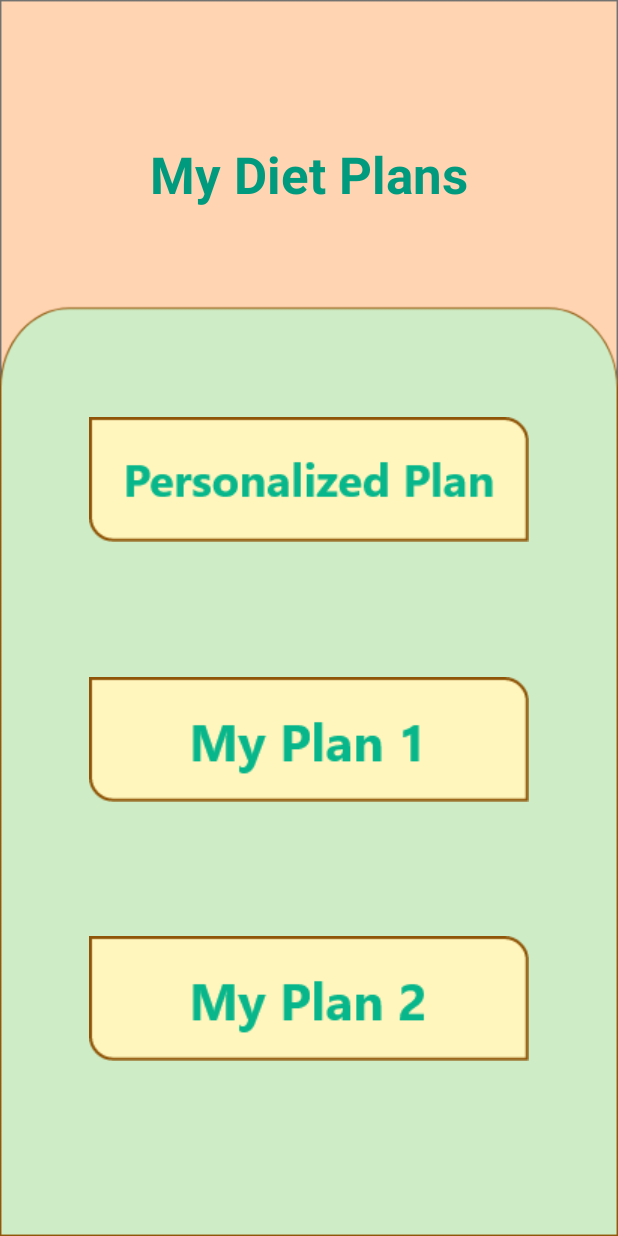
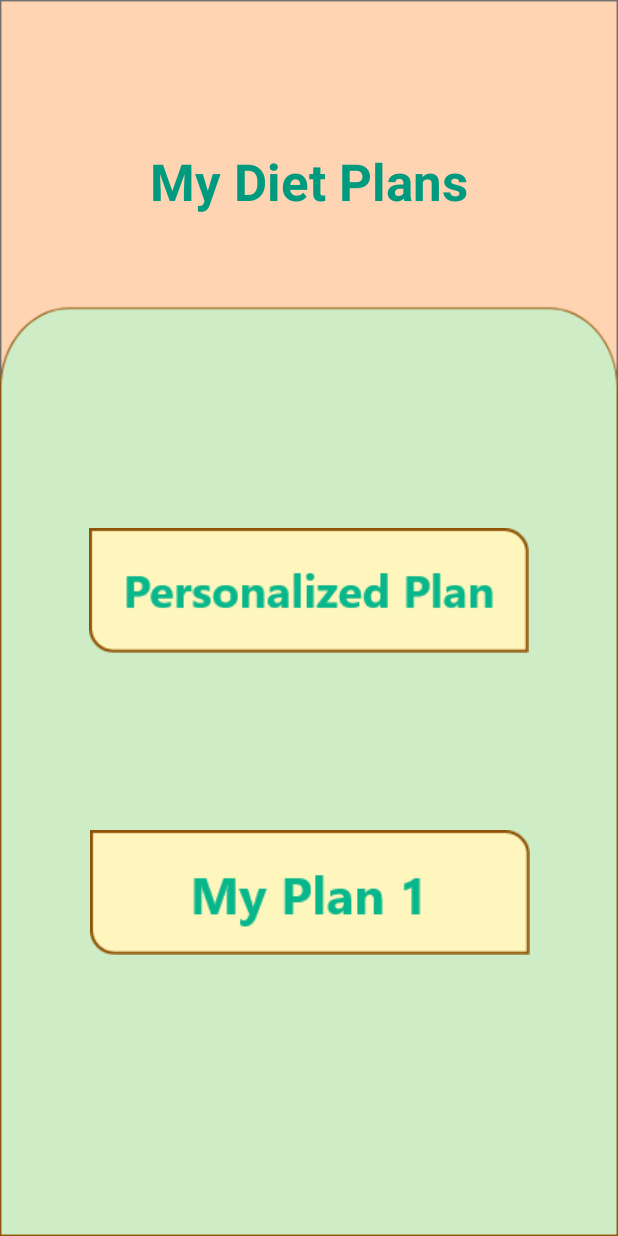
Before and after one commit to EkinKar/dietApp, an Android app: the DietLists screen opened directly, with no data from a screen before it, on a phone screen of 412 x 824 dp. Run offline under Robolectric (Android 15) with nearby library versions, the phone set to English and light mode, and no system bars; our stand-ins replace Firebase (no records; nobody signed in at launch, a user with empty details on screens opened directly).

Commit message:
ui fixed

```diff
--- a/app/src/main/res/layout/diet_lists.xml
+++ b/app/src/main/res/layout/diet_lists.xml
@@ -10,8 +10,8 @@
         android:id="@+id/textMyDietPlans"
         android:layout_width="411dp"
         android:layout_height="wrap_content"
-        android:layout_marginTop="64dp"
-        android:layout_marginBottom="50dp"
+        android:layout_marginTop="60dp"
+        android:layout_marginBottom="85dp"
         android:text="My Diet Plans"
         android:textAlignment="center"
         android:textColor="#009A7E"
@@ -26,8 +26,10 @@
         android:id="@+id/BtnPersonalizedPlan"
         android:layout_width="wrap_content"
         android:layout_height="wrap_content"
-        android:layout_marginTop="50dp"
-        android:layout_marginBottom="20dp"
+        android:layout_marginStart="47dp"
+        android:layout_marginTop="75dp"
+        android:layout_marginEnd="47dp"
+        android:layout_marginBottom="30dp"
         android:backgroundTint="#00FFFFFF"
         android:src="@drawable/personalized_plan_btn"
         app:layout_constraintBottom_toTopOf="@+id/BtnMyPlan1"
@@ -39,27 +41,16 @@
         android:id="@+id/BtnMyPlan1"
         android:layout_width="wrap_content"
         android:layout_height="wrap_content"
-        android:layout_marginTop="20dp"
-        android:layout_marginBottom="20dp"
+        android:layout_marginStart="48dp"
+        android:layout_marginTop="30dp"
+        android:layout_marginEnd="47dp"
+        android:layout_marginBottom="139dp"
         android:backgroundTint="#00FFFFFF"
-        app:layout_constraintBottom_toTopOf="@+id/BtnMyPlan2"
-        app:layout_constraintEnd_toEndOf="parent"
-        app:layout_constraintStart_toStartOf="parent"
-        app:layout_constraintTop_toBottomOf="@+id/BtnPersonalizedPlan"
+        android:onClick="myDietList"
         android:src="@drawable/my_plan_1_btn"
-        android:onClick="myDietList"/>
-
-    <ImageButton
-        android:id="@+id/BtnMyPlan2"
-        android:layout_width="wrap_content"
-        android:layout_height="wrap_content"
-        android:layout_marginTop="20dp"
-        android:layout_marginBottom="77dp"
-        android:backgroundTint="#00FFFFFF"
         app:layout_constraintBottom_toBottomOf="parent"
         app:layout_constraintEnd_toEndOf="parent"
         app:layout_constraintStart_toStartOf="parent"
-        app:layout_constraintTop_toBottomOf="@+id/BtnMyPlan1"
-        android:src="@drawable/my_plan_2_btn" />
+        app:layout_constraintTop_toBottomOf="@+id/BtnPersonalizedPlan" />
 
 </androidx.constraintlayout.widget.ConstraintLayout>
```
Also changed, not shown: app/src/main/res/layout/activity_create_diet_list.xml (+20 -1 lines), app/src/main/res/layout/activity_show_diet_plan.xml (+5 -2 lines), app/src/main/res/layout/blogs.xml (+7 -3 lines), app/src/main/res/layout/food_item_layout.xml (+5 -4 lines), 1 other file.
